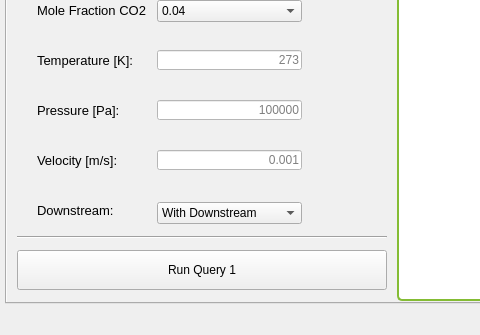
Before: the Qt Designer form VoelkenrathMA/querys.ui in TUDoAD/Abschlussarbeiten_Behr, drawn with Qt 5; both pictures show x 0 to 480 and y 125 to 460 of the 810 by 460 pixel window.
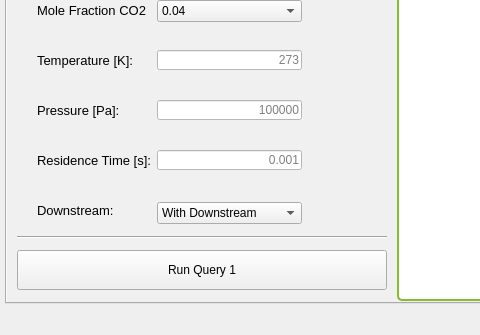
After: the same form once the commit is applied. Icons and pictures are not drawn.

```diff
--- a/VoelkenrathMA/querys.ui
+++ b/VoelkenrathMA/querys.ui
@@ -106,7 +106,7 @@
        <rect>
         <x>30</x>
         <y>230</y>
-        <width>111</width>
+        <width>121</width>
         <height>41</height>
        </rect>
       </property>
@@ -116,7 +116,7 @@
        </font>
       </property>
       <property name="text">
-       <string>Velocity [m/s]:</string>
+       <string>Residence Time [s]:</string>
       </property>
      </widget>
      <widget class="QLabel" name="label_7">
```
Left out of the diff: 8 changed lines with no effect on the pictures.
